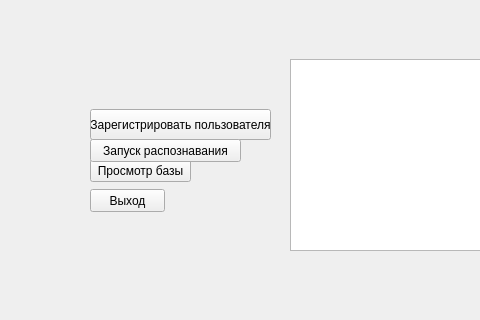
First picture: the form in main.ui, repository tulescha/simple_face, before the edit; both pictures show x 0 to 480 and y 181 to 501 of the 800 by 600 pixel window.
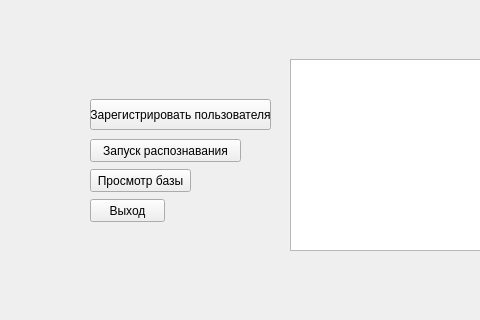
Second picture: the form after the edit.

```diff
--- a/main.ui
+++ b/main.ui
@@ -18,7 +18,7 @@
     <property name="geometry">
      <rect>
       <x>90</x>
-      <y>340</y>
+      <y>350</y>
       <width>101</width>
       <height>23</height>
      </rect>
@@ -31,7 +31,7 @@
     <property name="geometry">
      <rect>
       <x>90</x>
-      <y>290</y>
+      <y>280</y>
       <width>181</width>
       <height>31</height>
      </rect>
@@ -57,7 +57,7 @@
     <property name="geometry">
      <rect>
       <x>90</x>
-      <y>370</y>
+      <y>380</y>
       <width>75</width>
       <height>23</height>
      </rect>
```
